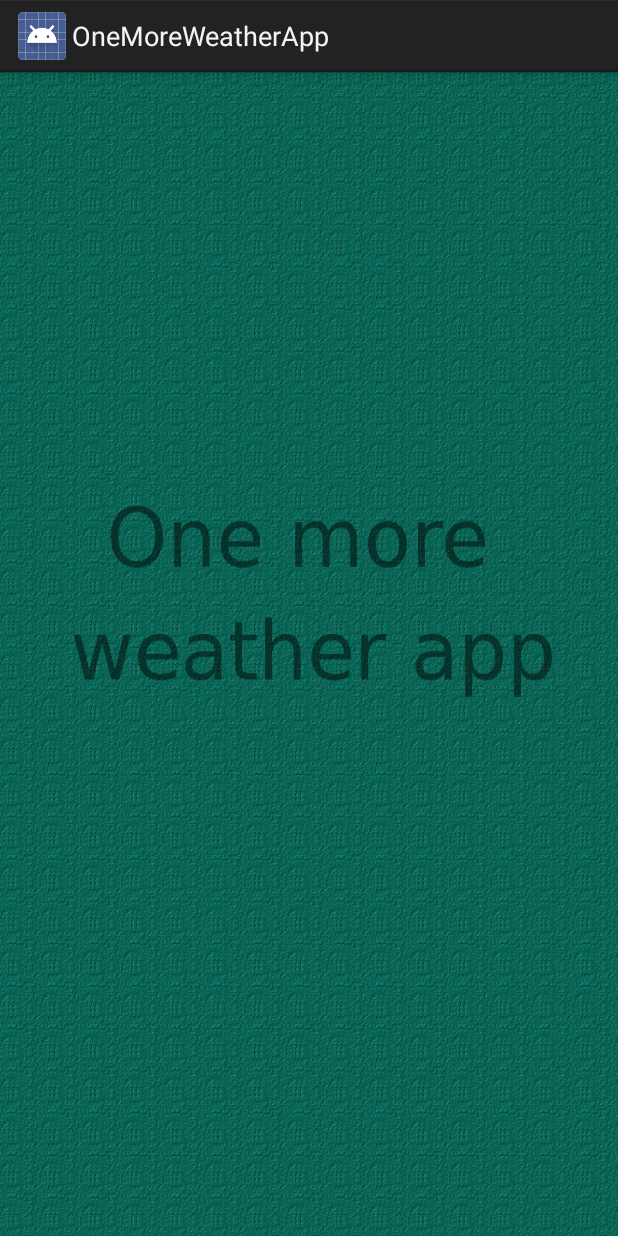
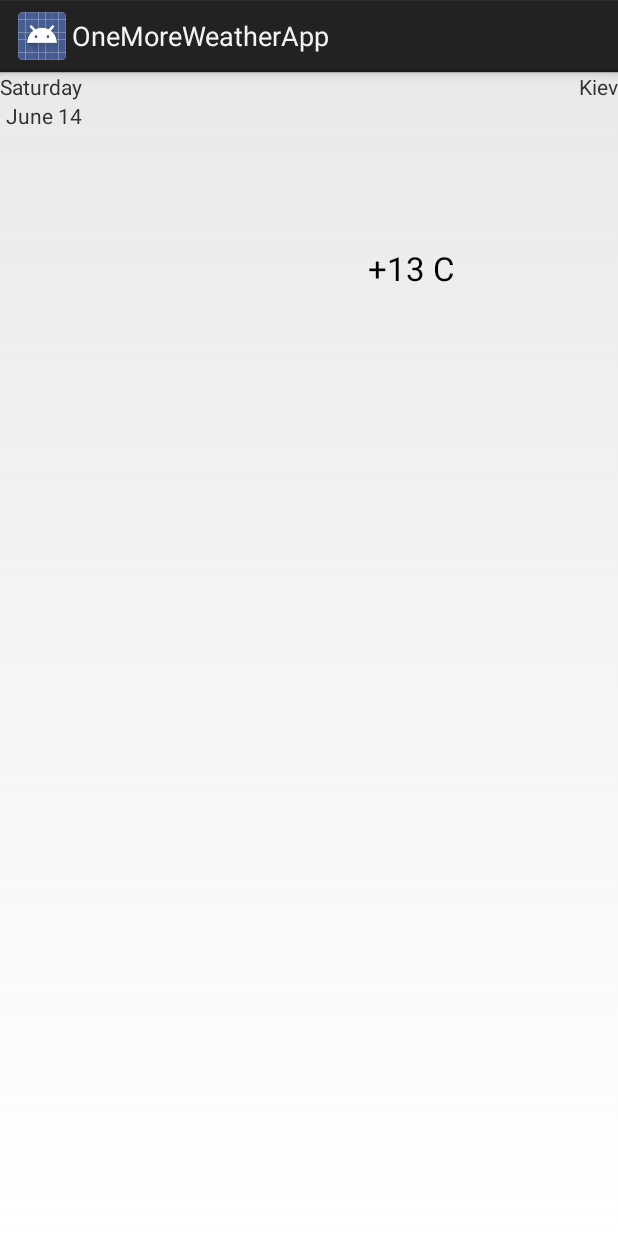
Before and after one commit to dmytro-vynokurov/OneMoreWeatherApp, an Android app: the layout fragment_main.xml on its own in the app's theme, with its tools: preview values and no code run, on a phone screen of 412 x 824 dp. Run offline under Robolectric (Android 15) with nearby library versions, the phone set to English and light mode, and no system bars.

Commit message:
in progress with layout

```diff
--- a/app/src/main/AndroidManifest.xml
+++ b/app/src/main/AndroidManifest.xml
@@ -9,7 +9,8 @@
         android:theme="@style/AppTheme" >
         <activity
             android:name="com.dmytro.onemoreweatherapp.app.MainActivity"
-            android:label="@string/app_name" >
+            android:label="@string/app_name"
+            android:theme="@style/Theme.AppCompat">
             <intent-filter>
                 <action android:name="android.intent.action.MAIN" />
 
--- a/app/src/main/res/layout/activity_main.xml
+++ b/app/src/main/res/layout/activity_main.xml
@@ -3,4 +3,8 @@
     android:id="@+id/pager"
     android:layout_width="match_parent"
     android:layout_height="match_parent"
-    tools:context="com.dmytro.onemoreweatherapp.app.MainActivity" />
+    tools:context="com.dmytro.onemoreweatherapp.app.MainActivity"
+    android:background="@drawable/back">
+
+
+</android.support.v4.view.ViewPager>
--- a/app/src/main/res/layout/fragment_main.xml
+++ b/app/src/main/res/layout/fragment_main.xml
@@ -1,17 +1,47 @@
-<RelativeLayout xmlns:android="http://schemas.android.com/apk/res/android"
-    xmlns:tools="http://schemas.android.com/tools"
-    android:layout_width="match_parent"
-    android:layout_height="match_parent"
-    android:paddingLeft="@dimen/activity_horizontal_margin"
-    android:paddingRight="@dimen/activity_horizontal_margin"
-    android:paddingTop="@dimen/activity_vertical_margin"
-    android:paddingBottom="@dimen/activity_vertical_margin"
-    tools:context="com.dmytro.onemoreweatherapp.app.MainActivity$PlaceholderFragment"
-    android:background="@drawable/back">
+<RelativeLayout
+        android:layout_width="fill_parent"
+        android:layout_height="fill_parent"
+        xmlns:android="http://schemas.android.com/apk/res/android">
 
     <TextView
-        android:id="@+id/section_label"
-        android:layout_width="wrap_content"
-        android:layout_height="wrap_content" />
+            android:layout_width="wrap_content"
+            android:layout_height="wrap_content"
+            android:textAppearance="?android:attr/textAppearanceSmall"
+            android:text="Saturday"
+            android:id="@+id/dayOfWeek"
+            android:layout_alignParentLeft="true"
+            android:layout_alignParentStart="true"
+            />
 
+    <TextView
+            android:layout_width="wrap_content"
+            android:layout_height="wrap_content"
+            android:textAppearance="?android:attr/textAppearanceSmall"
+            android:text="June 14"
+            android:id="@+id/date"
+            android:layout_below="@+id/dayOfWeek"
+            android:layout_alignRight="@+id/dayOfWeek"
+            android:layout_alignEnd="@+id/dayOfWeek"/>
+
+    <TextView
+            android:layout_width="wrap_content"
+            android:layout_height="wrap_content"
+            android:textAppearance="?android:attr/textAppearanceSmall"
+            android:text="Kiev"
+            android:id="@+id/city"
+            android:layout_alignTop="@+id/dayOfWeek"
+            android:layout_alignParentRight="true"
+            android:layout_alignParentEnd="true"
+            android:layout_alignBottom="@+id/dayOfWeek"/>
+
+    <TextView
+            android:layout_width="wrap_content"
+            android:layout_height="wrap_content"
+            android:textAppearance="?android:attr/textAppearanceLarge"
+            android:text="+13 C"
+            android:id="@+id/currentTemp"
+            android:layout_marginTop="77dp"
+            android:layout_below="@+id/date"
+            android:layout_toLeftOf="@+id/city"
+            android:layout_marginRight="83dp"/>
 </RelativeLayout>
--- a/app/src/main/res/values/strings.xml
+++ b/app/src/main/res/values/strings.xml
@@ -7,5 +7,6 @@
     <string name="title_section3">Section 3</string>
     <string name="hello_world">Hello world!</string>
     <string name="action_settings">Settings</string>
+    <string name="baton1">New Button</string>
 
 </resources>
```
